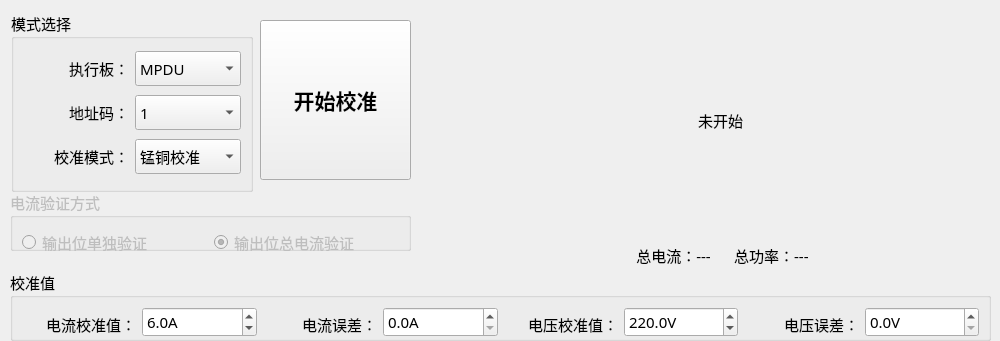
The window that PDU-CalibrateTool/adjust/modeselectwid.ui (ChinaClever/PDU-CalibrateTool) describes before a commit, drawn with Qt 5.
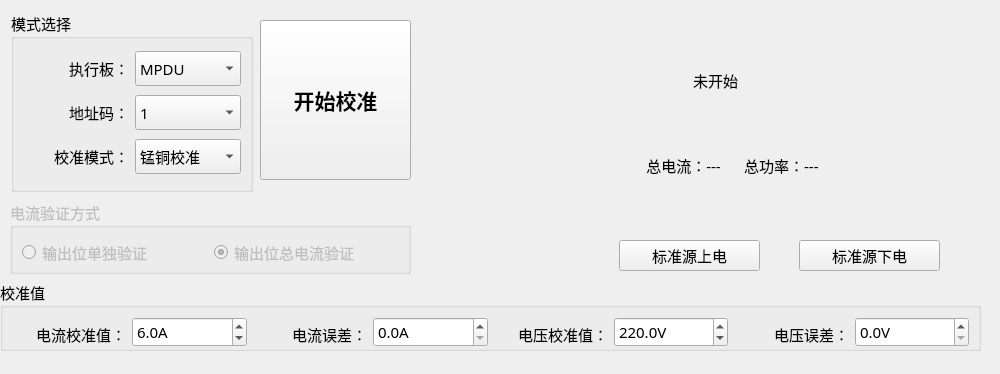
The same window after the commit.

Commit message: 增加上下电操作功能

Diff of the .ui file:
```diff
--- a/PDU-CalibrateTool/adjust/modeselectwid.ui
+++ b/PDU-CalibrateTool/adjust/modeselectwid.ui
@@ -7,7 +7,7 @@
     <x>0</x>
     <y>0</y>
     <width>1000</width>
-    <height>341</height>
+    <height>374</height>
    </rect>
   </property>
   <property name="font">
@@ -191,9 +191,9 @@
    <property name="geometry">
     <rect>
      <x>10</x>
-     <y>190</y>
+     <y>200</y>
      <width>401</width>
-     <height>61</height>
+     <height>74</height>
     </rect>
    </property>
    <property name="title">
@@ -234,8 +234,8 @@
   <widget class="QGroupBox" name="groupBox_3">
    <property name="geometry">
     <rect>
-     <x>10</x>
-     <y>270</y>
+     <x>0</x>
+     <y>280</y>
      <width>981</width>
      <height>71</height>
     </rect>
@@ -407,10 +407,10 @@
   <widget class="QLabel" name="statusLab">
    <property name="geometry">
     <rect>
-     <x>460</x>
+     <x>490</x>
      <y>20</y>
-     <width>521</width>
-     <height>201</height>
+     <width>451</width>
+     <height>121</height>
     </rect>
    </property>
    <property name="text">
@@ -423,8 +423,8 @@
   <widget class="QLabel" name="resLab">
    <property name="geometry">
     <rect>
-     <x>460</x>
-     <y>240</y>
+     <x>470</x>
+     <y>150</y>
      <width>521</width>
      <height>30</height>
     </rect>
@@ -436,6 +436,32 @@
     <set>Qt::AlignCenter</set>
    </property>
   </widget>
+  <widget class="QPushButton" name="onBtn">
+   <property name="geometry">
+    <rect>
+     <x>619</x>
+     <y>240</y>
+     <width>141</width>
+     <height>31</height>
+    </rect>
+   </property>
+   <property name="text">
+    <string>标准源上电</string>
+   </property>
+  </widget>
+  <widget class="QPushButton" name="downBtn">
+   <property name="geometry">
+    <rect>
+     <x>799</x>
+     <y>240</y>
+     <width>141</width>
+     <height>31</height>
+    </rect>
+   </property>
+   <property name="text">
+    <string>标准源下电</string>
+   </property>
+  </widget>
  </widget>
  <resources/>
  <connections/>
```
The commit also changes 4 other files.
